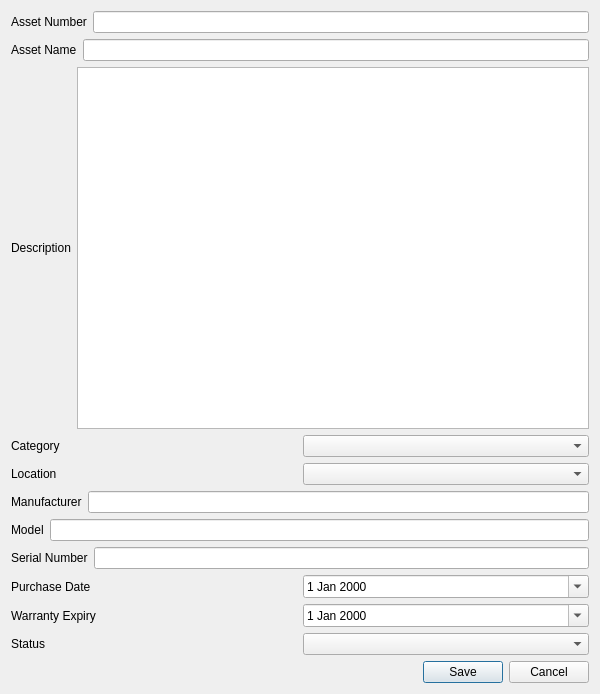
Qt form app/ui/forms/add_asset.ui (Apie-dup/MaintenanceSystem) before a commit.
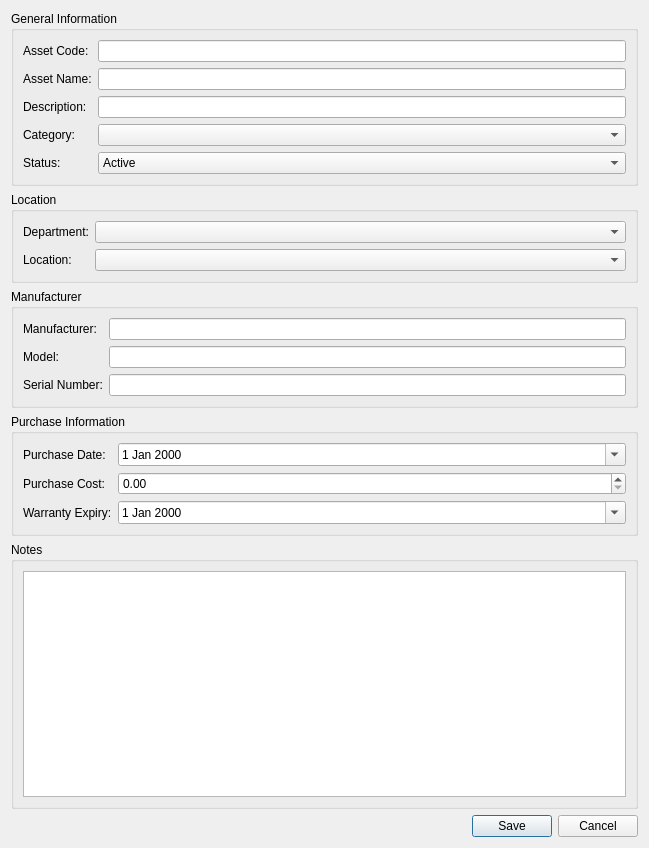
The same form after that commit.

```diff
--- a/app/ui/forms/add_asset.ui
+++ b/app/ui/forms/add_asset.ui
@@ -6,164 +6,213 @@
    <rect>
     <x>0</x>
     <y>0</y>
-    <width>600</width>
-    <height>694</height>
+    <width>649</width>
+    <height>848</height>
    </rect>
   </property>
-  <property name="minimumSize">
-   <size>
-    <width>600</width>
-    <height>500</height>
-   </size>
-  </property>
   <property name="windowTitle">
    <string>Add Asset</string>
   </property>
   <layout class="QVBoxLayout" name="verticalLayout">
    <item>
-    <layout class="QHBoxLayout" name="horizontalLayout">
-     <item>
-      <widget class="QLabel" name="lblAssetNumber">
+    <widget class="QGroupBox" name="groupGeneralInfo">
+     <property name="title">
+      <string>General Information</string>
+     </property>
+     <property name="flat">
+      <bool>true</bool>
+     </property>
+     <layout class="QFormLayout" name="formGeneralInfo">
+      <item row="0" column="0">
+       <widget class="QLabel" name="lblAssetCode">
        <property name="text">
-        <string>Asset Number</string>
+         <string>Asset Code:</string>
        </property>
       </widget>
      </item>
-     <item>
-      <widget class="QLineEdit" name="txtAssetNumber">
+      <item row="0" column="1">
+       <widget class="QLineEdit" name="txtAssetCode">
        <property name="readOnly">
         <bool>true</bool>
        </property>
       </widget>
      </item>
-    </layout>
-   </item>
-   <item>
-    <layout class="QHBoxLayout" name="horizontalLayout_2">
-     <item>
+      <item row="1" column="0">
       <widget class="QLabel" name="lblAssetName">
        <property name="text">
-        <string>Asset Name</string>
+         <string>Asset Name:</string>
        </property>
       </widget>
      </item>
-     <item>
+      <item row="1" column="1">
       <widget class="QLineEdit" name="txtAssetName"/>
      </item>
-    </layout>
-   </item>
-   <item>
-    <layout class="QHBoxLayout" name="horizontalLayout_3">
-     <item>
+      <item row="2" column="0">
       <widget class="QLabel" name="lblDescription">
        <property name="text">
-        <string>Description</string>
+         <string>Description:</string>
        </property>
       </widget>
      </item>
-     <item>
-      <widget class="QTextEdit" name="teDescription"/>
-     </item>
-    </layout>
-   </item>
-   <item>
-    <layout class="QHBoxLayout" name="horizontalLayout_4">
-     <item>
+      <item row="2" column="1">
+       <widget class="QLineEdit" name="txtDescription"/>
+      </item>
+      <item row="3" column="0">
       <widget class="QLabel" name="lblCategory">
        <property name="text">
-        <string>Category</string>
+         <string>Category:</string>
        </property>
       </widget>
      </item>
-     <item>
+      <item row="3" column="1">
       <widget class="QComboBox" name="cmbCategory"/>
      </item>
-    </layout>
+      <item row="4" column="0">
+       <widget class="QLabel" name="lblStatus">
+        <property name="text">
+         <string>Status:</string>
+        </property>
+       </widget>
+      </item>
+      <item row="4" column="1">
+       <widget class="QComboBox" name="cmbStatus">
+        <item>
+         <property name="text">
+          <string>Active</string>
+         </property>
+        </item>
+        <item>
+         <property name="text">
+          <string>Inactive</string>
+         </property>
+        </item>
+       </widget>
+      </item>
+     </layout>
+    </widget>
    </item>
    <item>
-    <layout class="QHBoxLayout" name="horizontalLayout_5">
-     <item>
-      <widget class="QLabel" name="lblLocation">
-       <property name="text">
+    <widget class="QGroupBox" name="groupLocation">
+     <property name="title">
         <string>Location</string>
        </property>
-      </widget>
-     </item>
-     <item>
+     <property name="flat">
+      <bool>true</bool>
+     </property>
+     <layout class="QFormLayout" name="formLocation">
+      <item row="0" column="0">
+       <widget class="QLabel" name="lblDepartment">
+        <property name="text">
+         <string>Department:</string>
+        </property>
+       </widget>
+      </item>
+      <item row="0" column="1">
+       <widget class="QComboBox" name="cmbDepartment"/>
+      </item>
+      <item row="1" column="0">
+       <widget class="QLabel" name="lblLocation">
+        <property name="text">
+         <string>Location:</string>
+        </property>
+       </widget>
+      </item>
+      <item row="1" column="1">
       <widget class="QComboBox" name="cmbLocation"/>
      </item>
     </layout>
+    </widget>
    </item>
    <item>
-    <layout class="QHBoxLayout" name="horizontalLayout_6">
-     <item>
-      <widget class="QLabel" name="lblManufacturer">
-       <property name="text">
+    <widget class="QGroupBox" name="groupManufacturer">
+     <property name="title">
         <string>Manufacturer</string>
        </property>
-      </widget>
-     </item>
-     <item>
+     <property name="flat">
+      <bool>true</bool>
+     </property>
+     <layout class="QFormLayout" name="formManufacturer">
+      <item row="0" column="0">
+       <widget class="QLabel" name="lblManufacturer">
+        <property name="text">
+         <string>Manufacturer:</string>
+        </property>
+       </widget>
+      </item>
+      <item row="0" column="1">
       <widget class="QLineEdit" name="txtManufacturer"/>
      </item>
-    </layout>
-   </item>
-   <item>
-    <layout class="QHBoxLayout" name="horizontalLayout_7">
-     <item>
+      <item row="1" column="0">
       <widget class="QLabel" name="lblModel">
        <property name="text">
-        <string>Model</string>
+         <string>Model:</string>
        </property>
       </widget>
      </item>
-     <item>
+      <item row="1" column="1">
       <widget class="QLineEdit" name="txtModel"/>
      </item>
-    </layout>
-   </item>
-   <item>
-    <layout class="QHBoxLayout" name="horizontalLayout_8">
-     <item>
+      <item row="2" column="0">
       <widget class="QLabel" name="lblSerialNumber">
        <property name="text">
-        <string>Serial Number</string>
+         <string>Serial Number:</string>
        </property>
       </widget>
      </item>
-     <item>
+      <item row="2" column="1">
       <widget class="QLineEdit" name="txtSerialNumber"/>
      </item>
     </layout>
+    </widget>
    </item>
    <item>
-    <layout class="QHBoxLayout" name="horizontalLayout_9">
-     <item>
+    <widget class="QGroupBox" name="groupPurchaseInfo">
+     <property name="title">
+      <string>Purchase Information</string>
+     </property>
+     <property name="flat">
+      <bool>true</bool>
+     </property>
+     <layout class="QFormLayout" name="formPurchaseInfo">
+      <item row="0" column="0">
       <widget class="QLabel" name="lblPurchaseDate">
        <property name="text">
-        <string>Purchase Date</string>
+         <string>Purchase Date:</string>
        </property>
       </widget>
      </item>
-     <item>
+      <item row="0" column="1">
       <widget class="QDateEdit" name="dtPurchaseDate">
        <property name="calendarPopup">
         <bool>true</bool>
        </property>
       </widget>
      </item>
-    </layout>
-   </item>
-   <item>
-    <layout class="QHBoxLayout" name="horizontalLayout_10">
-     <item>
+      <item row="1" column="0">
+       <widget class="QLabel" name="lblPurchaseCost">
+        <property name="text">
+         <string>Purchase Cost:</string>
+        </property>
+       </widget>
+      </item>
+      <item row="1" column="1">
+       <widget class="QDoubleSpinBox" name="spnPurchaseCost">
+        <property name="decimals">
+         <number>2</number>
+        </property>
+        <property name="maximum">
+         <double>999999.989999999990687</double>
+        </property>
+       </widget>
+      </item>
+      <item row="2" column="0">
       <widget class="QLabel" name="lblWarrantyExpiry">
        <property name="text">
-        <string>Warranty Expiry</string>
+         <string>Warranty Expiry:</string>
        </property>
       </widget>
      </item>
-     <item>
+      <item row="2" column="1">
       <widget class="QDateEdit" name="dtWarrantyExpiry">
        <property name="calendarPopup">
         <bool>true</bool>
@@ -171,26 +220,25 @@
       </widget>
      </item>
     </layout>
-   </item>
-   <item>
-    <layout class="QHBoxLayout" name="horizontalLayout_11">
-     <item>
-      <widget class="QLabel" name="lblStatus">
-       <property name="text">
-        <string>Status</string>
-       </property>
       </widget>
      </item>
      <item>
-      <widget class="QComboBox" name="cmbStatus"/>
-     </item>
-    </layout>
+    <widget class="QGroupBox" name="groupNotes">
+     <property name="title">
+      <string>Notes</string>
+     </property>
+     <property name="flat">
+      <bool>true</bool>
+     </property>
+     <layout class="QVBoxLayout" name="layoutNotes">
+      <item>
+       <widget class="QTextEdit" name="txtNotes"/>
+      </item>
+     </layout>
+    </widget>
    </item>
    <item>
     <widget class="QDialogButtonBox" name="buttonBox">
-     <property name="orientation">
-      <enum>Qt::Orientation::Horizontal</enum>
-     </property>
      <property name="standardButtons">
       <set>QDialogButtonBox::StandardButton::Cancel|QDialogButtonBox::StandardButton::Save</set>
      </property>
```
Left out of the diff: 37 changed lines with no effect on the pictures. Lines whose indentation alone changed are shown as unchanged.
